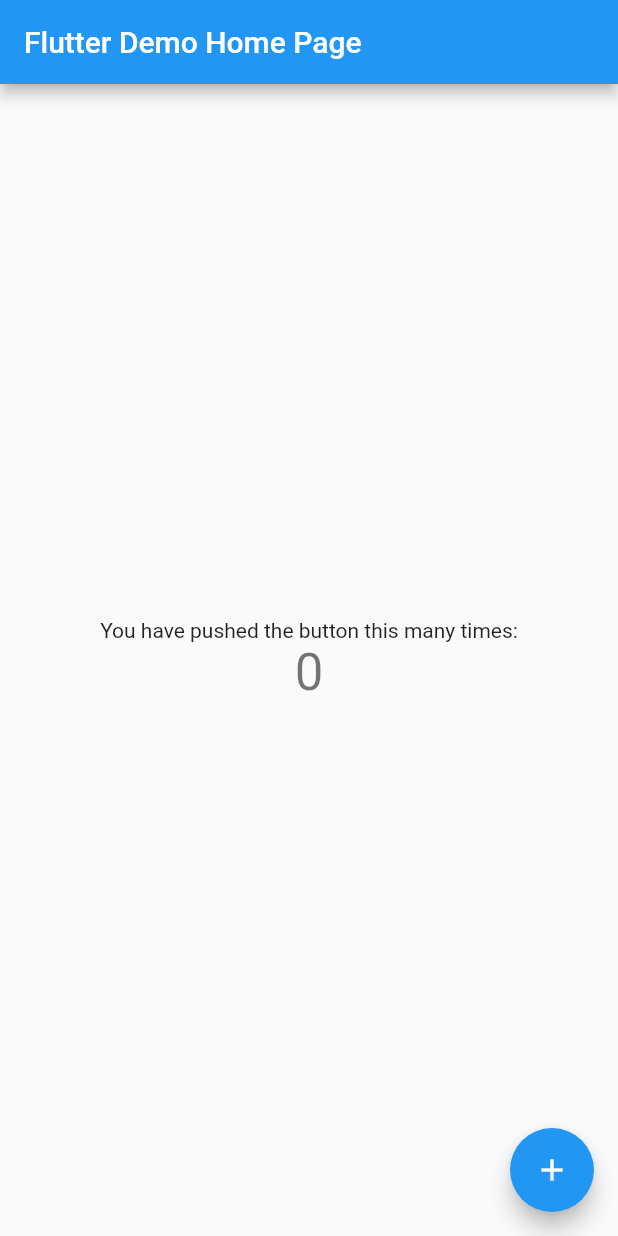
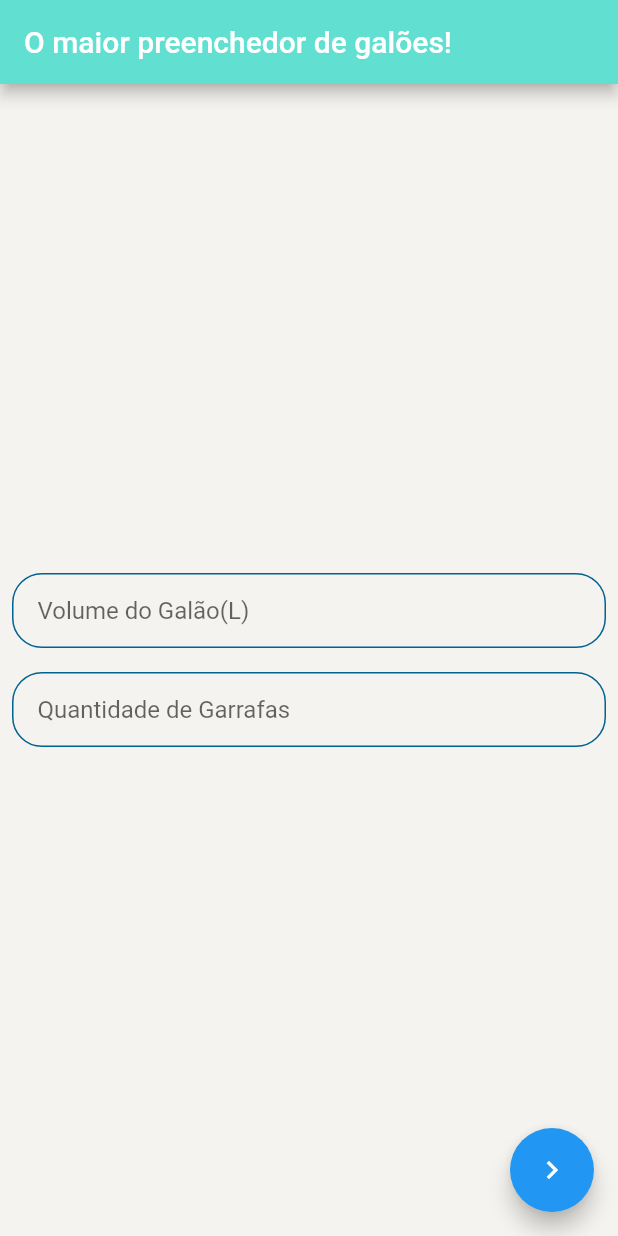
Before and after one commit to LucasBona05/yeslist_project, a Flutter app: the screen it shows after launch, on a phone screen of 412 x 824 dp. Run offline on Flutter 3.47's test engine with Material 2 defaults, Android fonts, the phone set to English and light mode, and no system bars.

Commit message:
First and second pages WIP

```diff
--- /dev/null
+++ b/lib/fillGallonPage/fill_gallon_controller.dart
@@ -0,0 +1,3 @@
+class FillGallonController {
+
+}
--- /dev/null
+++ b/lib/fillGallonPage/fill_gallon_page.dart
@@ -0,0 +1,69 @@
+import 'package:flutter/material.dart';
+import 'package:yeslist_project/chooseBottleSizePage/choose_bottle_size.dart';
+
+class FillGallonPage extends StatefulWidget {
+  @override
+  _FillGallonPageState createState() => _FillGallonPageState();
+}
+
+class _FillGallonPageState extends State<FillGallonPage> {
+  @override
+  Widget build(BuildContext context) {
+    return Scaffold(
+      backgroundColor: Color.fromRGBO(244, 243, 239, 1),
+      appBar: AppBar(
+        backgroundColor: Color.fromRGBO(97, 224, 209, 1),
+        title: Text('O maior preenchedor de galões!'),
+      ),
+      body: SafeArea(
+        child: Container(
+          child: Column(
+            mainAxisAlignment: MainAxisAlignment.center,
+            crossAxisAlignment: CrossAxisAlignment.center,
+            children: [
+              Padding(
+                padding: const EdgeInsets.all(8.0),
+                child: Container(
+                  padding: const EdgeInsets.symmetric(horizontal: 16.0),
+                  decoration: BoxDecoration(
+                      borderRadius: BorderRadius.circular(20.0),
+                      border: Border.all(color: Color(0xFF00628F))),
+                  child: TextFormField(
+                    decoration: InputDecoration(
+                        border: InputBorder.none,
+                        hintText: 'Volume do Galão(L)'),
+                    keyboardType: TextInputType.number,
+                  ),
+                ),
+              ),
+              Padding(
+                padding: const EdgeInsets.all(8.0),
+                child: Container(
+                  padding: const EdgeInsets.symmetric(horizontal: 16.0),
+                  decoration: BoxDecoration(
+                      borderRadius: BorderRadius.circular(20.0),
+                      border: Border.all(color: Color(0xFF00628F))),
+                  child: TextFormField(
+                    decoration: InputDecoration(
+                        border: InputBorder.none,
+                        hintText: 'Quantidade de Garrafas'),
+                    keyboardType: TextInputType.number,
+                  ),
+                ),
+              ),
+            ],
+          ),
+        ),
+      ),
+      floatingActionButton: FloatingActionButton(
+        onPressed: () {
+          Navigator.push(context,
+              MaterialPageRoute(builder: (builder) => ChooseBottleSizePage()));
+        },
+        child: Center(
+          child: Icon(Icons.navigate_next),
+        ),
+      ),
+    );
+  }
+}
--- a/lib/main.dart
+++ b/lib/main.dart
@@ -1,63 +1,8 @@
 import 'package:flutter/material.dart';
+import 'fillGallonPage/fill_gallon_page.dart';
 
-void main() {
-  runApp(MyApp());
-}
-
-class MyApp extends StatelessWidget {
-  Widget build(BuildContext context) {
-    return MaterialApp(
-      title: 'Flutter Demo',
-      theme: ThemeData(
-        primarySwatch: Colors.blue,
-      ),
-      home: MyHomePage(title: 'Flutter Demo Home Page'),
-    );
-  }
-}
-
-class MyHomePage extends StatefulWidget {
-  MyHomePage({Key key, this.title}) : super(key: key);
-  final String title;
-
-  @override
-  _MyHomePageState createState() => _MyHomePageState();
-}
-
-class _MyHomePageState extends State<MyHomePage> {
-  int _counter = 0;
-
-  void _incrementCounter() {
-    setState(() {
-      _counter++;
-    });
-  }
-
-  @override
-  Widget build(BuildContext context) {
-    return Scaffold(
-      appBar: AppBar(
-        title: Text(widget.title),
-      ),
-      body: Center(
-        child: Column(
-          mainAxisAlignment: MainAxisAlignment.center,
-          children: <Widget>[
-            Text(
-              'You have pushed the button this many times:',
-            ),
-            Text(
-              '$_counter',
-              style: Theme.of(context).textTheme.headline4,
-            ),
-          ],
-        ),
-      ),
-      floatingActionButton: FloatingActionButton(
-        onPressed: _incrementCounter,
-        tooltip: 'Increment',
-        child: Icon(Icons.add),
+void main() => runApp(MaterialApp(
+      debugShowCheckedModeBanner: false,
+      home:FillGallonPage(),
       ),
     );
-  }
-}
```
Also changed, not shown: lib/chooseBottleSizePage/choose_bottle_size.dart (added, +43 -0 lines), lib/logic.dart (added, +25 -0 lines), pubspec.yaml (+5 -52 lines), fonts/DMSans-Regular.ttf (added).
